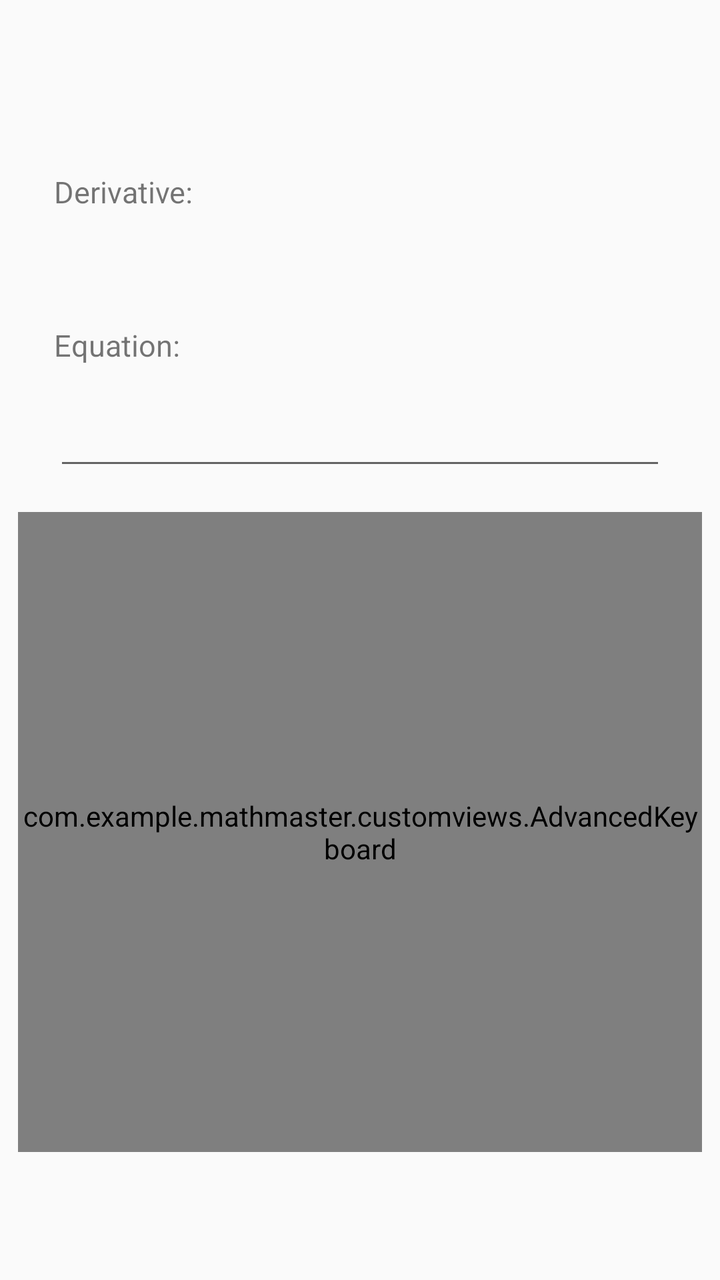
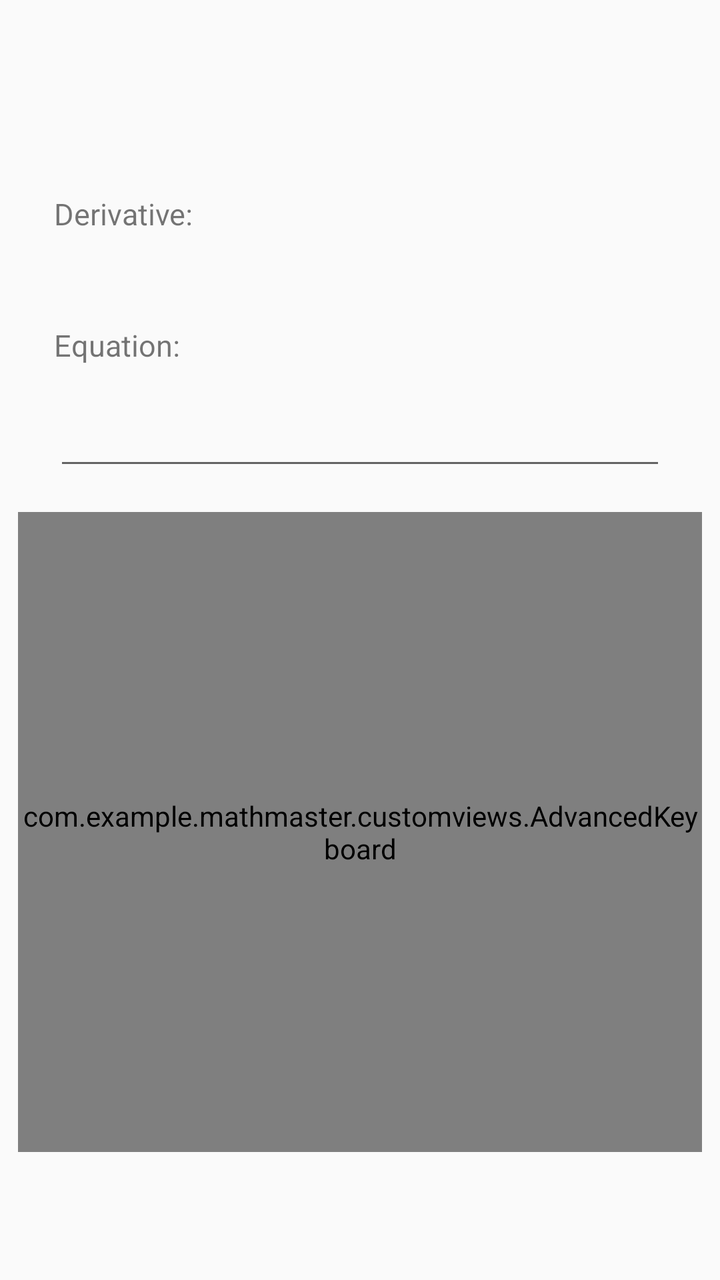

Before-and-after screenshots of an Android layout around one commit, followed by the original layout XML and the change that was made.
<!-- AndroidManifest.xml: application theme Theme.MathMaster -->
<!-- res/layout/derivativecalculator_activity.xml -->
<?xml version="1.0" encoding="utf-8"?>
<androidx.constraintlayout.widget.ConstraintLayout xmlns:android="http://schemas.android.com/apk/res/android"
    xmlns:app="http://schemas.android.com/apk/res-auto"
    android:layout_width="match_parent"
    android:layout_height="match_parent">

    <TextView
        android:id="@+id/ResultEquationLabel"
        android:layout_width="0dp"
        android:layout_height="wrap_content"
        android:text="@string/DerivativeResult"
        android:textSize="15sp"
        android:maxLength="45"
        android:gravity="start"
        android:focusable="false"
        app:layout_constraintBottom_toTopOf="@+id/ResultEquation"
        app:layout_constraintEnd_toEndOf="parent"
        app:layout_constraintStart_toStartOf="parent"
        app:layout_constraintWidth_percent="0.85">
    </TextView>

    <TextView
        android:id="@+id/ResultEquation"
        android:layout_width="0dp"
        android:layout_height="wrap_content"
        android:layout_marginBottom="16dp"
        android:text=""
        android:textSize="30sp"
        android:maxLength="45"
        android:textAlignment="center"
        android:focusable="false"
        app:layout_constraintBottom_toTopOf="@+id/EquationLabel"
        app:layout_constraintEnd_toEndOf="parent"
        app:layout_constraintStart_toStartOf="parent"
        app:layout_constraintWidth_percent="0.85" />

    <TextView
        android:id="@+id/EquationLabel"
        android:layout_width="0dp"
        android:layout_height="wrap_content"
        android:text="@string/DerivativeInput"
        android:textSize="15sp"
        android:maxLength="45"
        android:gravity="start"
        android:focusable="false"
        app:layout_constraintBottom_toTopOf="@+id/Equation"
        app:layout_constraintEnd_toEndOf="parent"
        app:layout_constraintStart_toStartOf="parent"
        app:layout_constraintWidth_percent="0.85">
    </TextView>

    <EditText
        android:id="@+id/Equation"
        android:layout_width="0dp"
        android:layout_height="wrap_content"
        android:layout_marginBottom="16dp"
        android:text=""
        android:textSize="30sp"
        android:maxLength="45"
        android:inputType="text"
        android:cursorVisible="false"
        android:focusable="false"
        android:textAlignment="center"
        app:layout_constraintBottom_toTopOf="@+id/Keyboard"
        app:layout_constraintEnd_toEndOf="parent"
        app:layout_constraintStart_toStartOf="parent"
        app:layout_constraintWidth_percent="0.85" />

    <com.example.mathmaster.customviews.AdvancedKeyboard
        android:id="@+id/Keyboard"
        android:layout_width="0dp"
        android:layout_height="0dp"
        android:layout_marginBottom="64dp"
        app:layout_constraintBottom_toBottomOf="parent"
        app:layout_constraintEnd_toEndOf="parent"
        app:layout_constraintHeight_percent="0.5"
        app:layout_constraintStart_toStartOf="parent"
        app:layout_constraintWidth_percent="0.95" />

    <TextView
        android:id="@+id/Blank"
        android:layout_width="0dp"
        android:layout_height="0dp"
        app:layout_constraintBottom_toBottomOf="parent"
        app:layout_constraintEnd_toEndOf="parent"
        app:layout_constraintStart_toStartOf="parent" />

</androidx.constraintlayout.widget.ConstraintLayout>
<!-- resources referenced by this layout -->
<resources>
  <string name="DerivativeInput" translatable="false">Equation:</string>
  
      // Statistics
  <string name="DerivativeResult" translatable="false">Derivative:</string>
  <style name="Theme.MathMaster" parent="android:Theme.Material.Light.NoActionBar.Fullscreen" />
</resources>

<!-- the commit's change to res/layout/derivativecalculator_activity.xml (unified diff, before → after) -->
@@ -25,8 +25,8 @@
         android:layout_height="wrap_content"
         android:layout_marginBottom="16dp"
         android:text=""
-        android:textSize="30sp"
-        android:maxLength="45"
+        android:textSize="22sp"
+        android:maxLength="200"
         android:textAlignment="center"
         android:focusable="false"
         app:layout_constraintBottom_toTopOf="@+id/EquationLabel"
